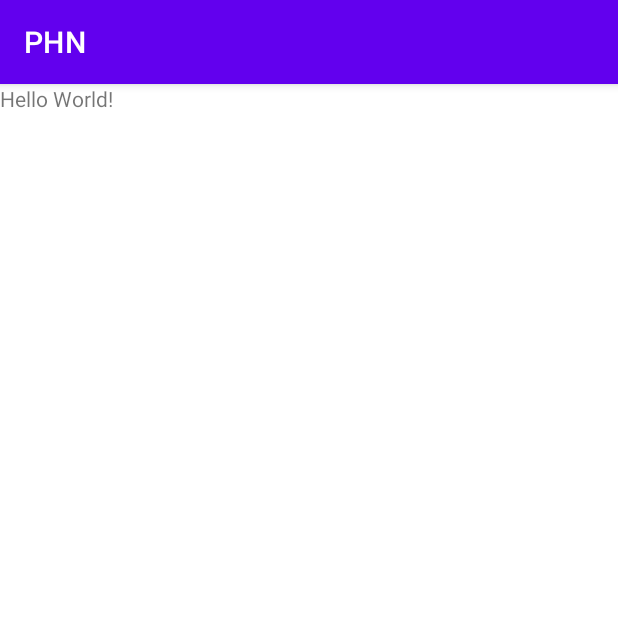
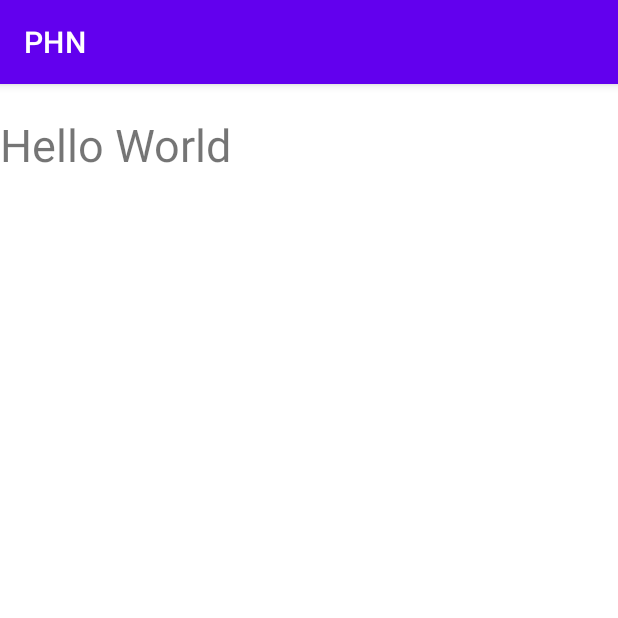
Before and after one commit to SarveshRD/PHN, an Android app: the screen it shows after launch (MainActivity before the commit, SecondActivity after it), on a phone screen of 412 x 824 dp, the top half of it. Run offline under Robolectric (Android 15) with nearby library versions, the phone set to English and light mode, and no system bars.

Commit message:
second assignment
commit

```diff
--- a/app/src/main/AndroidManifest.xml
+++ b/app/src/main/AndroidManifest.xml
@@ -12,6 +12,9 @@
         android:theme="@style/Theme.PHN"
         tools:targetApi="31">
         <activity
+            android:name=".SecondActivity"
+            android:exported="false" />
+        <activity
             android:name=".MainActivity"
             android:exported="true">
             <intent-filter>
--- a/app/src/main/java/com/example/phn/MainActivity.java
+++ b/app/src/main/java/com/example/phn/MainActivity.java
@@ -2,18 +2,29 @@ package com.example.phn;
 
 import androidx.appcompat.app.AppCompatActivity;
 
+import android.annotation.SuppressLint;
+import android.content.Intent;
 import android.os.Bundle;
+import android.widget.Button;
+import android.widget.ImageView;
 import android.widget.TextView;
 
 public class MainActivity extends AppCompatActivity {
 
+    ImageView i,i2;
+
+    @SuppressLint("MissingInflatedId")
     @Override
     protected void onCreate(Bundle savedInstanceState) {
         super.onCreate(savedInstanceState);
         setContentView(R.layout.activity_main);
 
+        i=findViewById(R.id.Image_One);
+        i2=findViewById(R.id.Image_two);
 
-        TextView textView = findViewById(R.id.textView);
-        textView.setText("Hello World!");
+        Bundle b = new Bundle();
+        b.putString("birdName", "Peacock");
+        Intent i =new Intent(MainActivity.this, SecondActivity.class);
+        startActivity(i, b);
     }
 }
--- /dev/null
+++ b/app/src/main/java/com/example/phn/SecondActivity.java
@@ -0,0 +1,22 @@
+package com.example.phn;
+
+import androidx.appcompat.app.AppCompatActivity;
+
+import android.os.Bundle;
+import android.widget.Toast;
+
+public class SecondActivity extends AppCompatActivity {
+
+    @Override
+    protected void onCreate(Bundle savedInstanceState) {
+        super.onCreate(savedInstanceState);
+        setContentView(R.layout.activity_second);
+
+        Bundle extras = getIntent().getExtras();
+        if (extras != null) {
+            String fruitName = extras.getString("birdName");
+            Toast.makeText(this, fruitName, Toast.LENGTH_SHORT).show();
+        }
+
+    }
+}
--- /dev/null
+++ b/app/src/main/res/drawable/baseline_back_hand_24.xml
@@ -0,0 +1,5 @@
+<vector android:height="24dp" android:tint="#000000"
+    android:viewportHeight="24" android:viewportWidth="24"
+    android:width="24dp" xmlns:android="http://schemas.android.com/apk/res/android">
+    <path android:fillColor="@android:color/white" android:pathData="M13,24c-3.26,0 -6.19,-1.99 -7.4,-5.02l-3.03,-7.61C2.26,10.58 3,9.79 3.81,10.05l0.79,0.26c0.56,0.18 1.02,0.61 1.24,1.16L7.25,15H8V3.25C8,2.56 8.56,2 9.25,2s1.25,0.56 1.25,1.25V12h1V1.25C11.5,0.56 12.06,0 12.75,0S14,0.56 14,1.25V12h1V2.75c0,-0.69 0.56,-1.25 1.25,-1.25c0.69,0 1.25,0.56 1.25,1.25V12h1V5.75c0,-0.69 0.56,-1.25 1.25,-1.25S21,5.06 21,5.75V16C21,20.42 17.42,24 13,24z"/>
+</vector>
--- /dev/null
+++ b/app/src/main/res/drawable/baseline_handshake_24.xml
@@ -0,0 +1,5 @@
+<vector android:height="24dp" android:tint="#000000"
+    android:viewportHeight="24" android:viewportWidth="24"
+    android:width="24dp" xmlns:android="http://schemas.android.com/apk/res/android">
+    <path android:fillColor="@android:color/white" android:pathData="M16.48,10.41c-0.39,0.39 -1.04,0.39 -1.43,0l-4.47,-4.46l-7.05,7.04l-0.66,-0.63c-1.17,-1.17 -1.17,-3.07 0,-4.24l4.24,-4.24c1.17,-1.17 3.07,-1.17 4.24,0L16.48,9C16.87,9.39 16.87,10.02 16.48,10.41zM17.18,8.29c0.78,0.78 0.78,2.05 0,2.83c-1.27,1.27 -2.61,0.22 -2.83,0l-3.76,-3.76l-5.57,5.57c-0.39,0.39 -0.39,1.02 0,1.41c0.39,0.39 1.02,0.39 1.42,0l4.62,-4.62l0.71,0.71l-4.62,4.62c-0.39,0.39 -0.39,1.02 0,1.41c0.39,0.39 1.02,0.39 1.42,0l4.62,-4.62l0.71,0.71l-4.62,4.62c-0.39,0.39 -0.39,1.02 0,1.41c0.39,0.39 1.02,0.39 1.41,0l4.62,-4.62l0.71,0.71l-4.62,4.62c-0.39,0.39 -0.39,1.02 0,1.41c0.39,0.39 1.02,0.39 1.41,0l8.32,-8.34c1.17,-1.17 1.17,-3.07 0,-4.24l-4.24,-4.24c-1.15,-1.15 -3.01,-1.17 -4.18,-0.06L17.18,8.29z"/>
+</vector>
--- /dev/null
+++ b/app/src/main/res/layout/activity_second.xml
@@ -0,0 +1,16 @@
+<?xml version="1.0" encoding="utf-8"?>
+<LinearLayout xmlns:android="http://schemas.android.com/apk/res/android"
+    xmlns:app="http://schemas.android.com/apk/res-auto"
+    xmlns:tools="http://schemas.android.com/tools"
+    android:layout_width="match_parent"
+    android:layout_height="match_parent"
+    tools:context=".SecondActivity">
+    <TextView
+        android:layout_width="wrap_content"
+        android:layout_height="wrap_content"
+        android:layout_marginTop="20dp"
+        android:textSize="30dp"
+        android:text="Hello World"
+        tools:ignore="MissingConstraints" />
+
+</LinearLayout>
```
Also changed, not shown: app/src/main/res/layout/activity_main.xml (+18 -5 lines), app/src/main/res/drawable/image.png (added).
